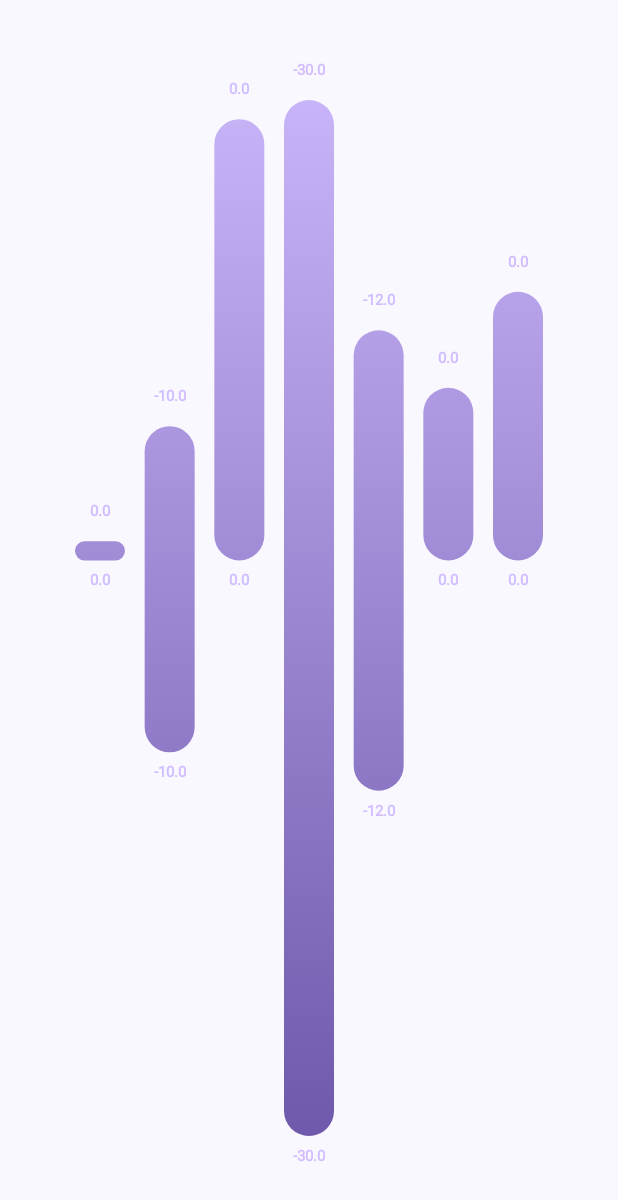
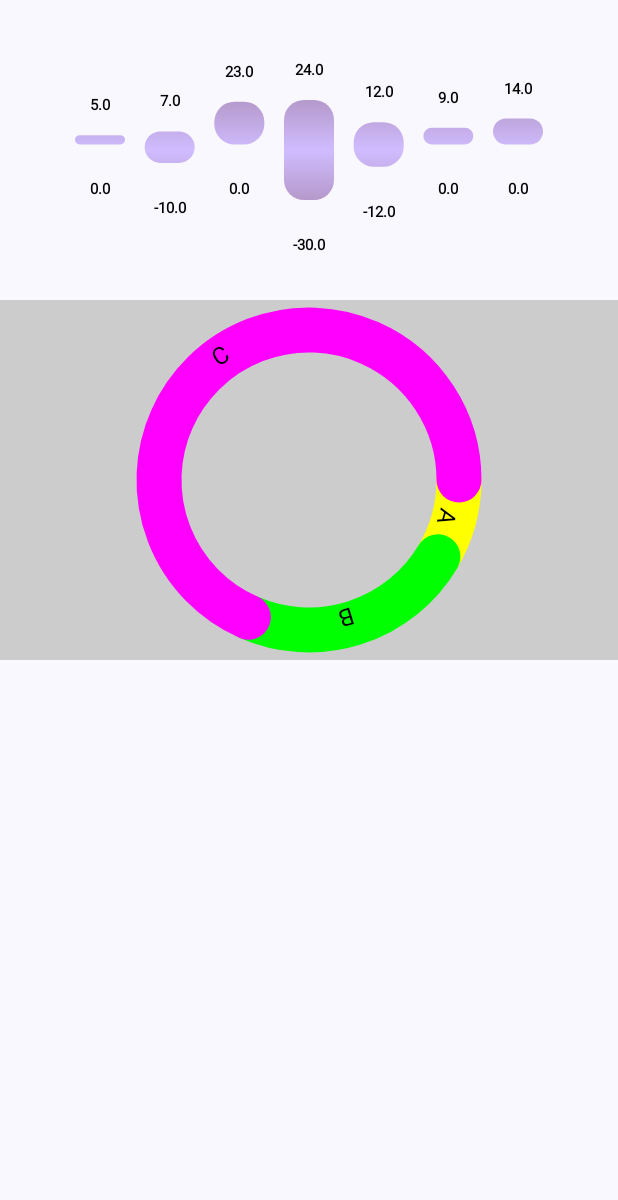
Before and after one commit to md0092651/PlotWizard, an Android app built with Jetpack Compose: the screen it shows after launch (MainActivity), on a phone screen of 412 x 824 dp. Shown: the top 1200 px of the screen. Run offline under Robolectric (Android 15) with nearby library versions, the phone set to English and light mode, and no system bars.

Commit message:
:construction: Added Pie chart

```diff
--- a/app/src/main/java/com/charts/sample/plotwizard/MainActivity.kt
+++ b/app/src/main/java/com/charts/sample/plotwizard/MainActivity.kt
@@ -3,18 +3,25 @@ package com.charts.sample.plotwizard
 import android.os.Bundle
 import androidx.activity.ComponentActivity
 import androidx.activity.compose.setContent
-import androidx.compose.animation.core.spring
-import androidx.compose.foundation.layout.fillMaxSize
+import androidx.compose.foundation.background
+import androidx.compose.foundation.layout.*
 import androidx.compose.material3.MaterialTheme
 import androidx.compose.material3.Surface
 import androidx.compose.material3.Text
 import androidx.compose.runtime.Composable
 import androidx.compose.ui.Modifier
+import androidx.compose.ui.graphics.Color
 import androidx.compose.ui.tooling.preview.Preview
+import androidx.compose.ui.unit.dp
+import com.charts.plotwizard.animation.AnimationType
+import com.charts.plotwizard.getMockRangeList
+import com.charts.plotwizard.chartstyle.ChartStyle
+import com.charts.plotwizard.getMockPieList
 import com.charts.plotwizard.ui.Chart
-import com.charts.plotwizard.animation.AnimationType
-import com.charts.plotwizard.chartdata.generateRandomHistogramList
+import com.charts.sample.plotwizard.ui.theme.Pink40
+import com.charts.sample.plotwizard.ui.theme.Pink80
 import com.charts.sample.plotwizard.ui.theme.PlotWizardTheme
+import com.charts.sample.plotwizard.ui.theme.Purple80
 
 class MainActivity : ComponentActivity() {
     override fun onCreate(savedInstanceState: Bundle?) {
@@ -22,8 +29,25 @@ class MainActivity : ComponentActivity() {
         setContent {
             PlotWizardTheme {
                 Surface(modifier = Modifier.fillMaxSize(), color = MaterialTheme.colorScheme.background) {
-                    Chart(chartListData = generateRandomHistogramList()
-                    , animationType = AnimationType.Bouncy( 10F))
+                    Column() {
+                        Column(modifier = Modifier.fillMaxWidth().height(200.dp)) {
+                            Chart(
+                                chartListData = getMockRangeList(),
+                                animationType = AnimationType.Bouncy(10F),
+                                chartStyle = ChartStyle.BarChartStyle(
+                                    chartBrush = listOf(Pink40, Purple80, Pink40),
+                                    barCornerRadius = 20F,
+                                    chartValueTextColor = Color.Black
+                                )
+                            )
+                        }
+                        Column(modifier = Modifier.fillMaxWidth().height(240.dp).background(color = Color.LightGray)) {
+                            Chart(
+                                chartListData = getMockPieList(),
+                                animationType = AnimationType.Linear(2000)
+                            )
+                        }
+                    }
                 }
             }
         }
--- a/plotwizard/build.gradle
+++ b/plotwizard/build.gradle
@@ -1,4 +1,4 @@
-apply plugin: 'maven-publish'
+//apply plugin: 'maven-publish'
 plugins {
     id 'com.android.library'
     id 'org.jetbrains.kotlin.android'
--- a/plotwizard/src/main/java/com/charts/plotwizard/TestData.kt
+++ b/plotwizard/src/main/java/com/charts/plotwizard/TestData.kt
@@ -1,8 +1,13 @@
-package com.charts.plotwizard.chartdata
+package com.charts.plotwizard
 
-fun generateRandomHistogramList(): List<ChartEntry.RangeBar> {
-    return listOf(
-        ChartEntry.RangeBar(0F, 1F),
+import androidx.compose.ui.graphics.Color
+import com.charts.plotwizard.chartdata.ChartEntry
+import com.charts.plotwizard.ui.theme.Pink80
+import com.charts.plotwizard.ui.theme.Purple80
+import com.charts.plotwizard.ui.theme.PurpleGrey80
+
+fun getMockRangeList() = listOf(
+    ChartEntry.RangeBar(0F, 5F),
     ChartEntry.RangeBar(-10F, 7F),
     ChartEntry.RangeBar(0F, 23F),
     ChartEntry.RangeBar(-30F, 24F),
@@ -10,4 +15,9 @@ fun generateRandomHistogramList(): List<ChartEntry.RangeBar> {
     ChartEntry.RangeBar(0F, 9F),
     ChartEntry.RangeBar(0F, 14F)
 )
-}
+
+fun getMockPieList()= listOf(
+    ChartEntry.PieChartEntry(10, "A", Color.Yellow),
+    ChartEntry.PieChartEntry(27, "B",Color.Green),
+    ChartEntry.PieChartEntry(80, "C",Color.Magenta),
+)
--- a/plotwizard/src/main/java/com/charts/plotwizard/chartdata/ChartData.kt
+++ b/plotwizard/src/main/java/com/charts/plotwizard/chartdata/ChartData.kt
@@ -3,14 +3,15 @@ package com.charts.plotwizard.chartdata
 import com.charts.plotwizard.chartstyle.ChartStyle
 import com.charts.plotwizard.charttype.ChartType
 
-internal class ChartData(val list: List<ChartEntry>,val chartStyle: ChartStyle) {
+internal class ChartData(val list: List<ChartEntry>, private val chartStyle: ChartStyle) {
 
     val numberOfBars = list.size
 
     internal fun getChartType(): ChartType {
         return when {
             list.all { it is ChartEntry.RangeBar } -> ChartType.RangeBar
-            else -> ChartType.RangeBar
+            list.all { it is ChartEntry.PieChartEntry } -> ChartType.Pie
+            else -> ChartType.Empty
         }
     }
 
@@ -18,7 +19,8 @@ internal class ChartData(val list: List<ChartEntry>,val chartStyle: ChartStyle)
         return if(chartStyle == ChartStyle.DefaultStyle()){
             when {
                 list.all { it is ChartEntry.RangeBar } -> ChartStyle.BarChartStyle()
-                else -> ChartStyle.DefaultStyle()
+                list.all { it is ChartEntry.PieChartEntry } -> ChartStyle.PieChartStyle()
+                else -> ChartStyle.BarChartStyle()
             }
         }else {
             chartStyle
--- a/plotwizard/src/main/java/com/charts/plotwizard/chartdata/ChartEntry.kt
+++ b/plotwizard/src/main/java/com/charts/plotwizard/chartdata/ChartEntry.kt
@@ -6,22 +6,16 @@ import com.charts.plotwizard.ui.theme.Purple40
 import com.charts.plotwizard.ui.theme.Purple80
 
 sealed class ChartEntry {
-
     data class RangeBar(
         val minimum: Float = 0F,
         val maximum: Float = 0F,
         val label: String = ""
     ) : ChartEntry()
 
-    data class ColourfulRangeBar(
-        val minimum: Float = 0F,
-        val maximum: Float = 0F,
-        val label: String = "",
-        val brush: List<Color> = listOf(Purple80, Purple40),
+    data class PieChartEntry(
+        val value: Int,
+        val label: String,
+        val color: Color = Purple80
     ) : ChartEntry()
 
-    data class PieChartEntry(
-        val label: String,
-        val value: Float
-    ) : ChartEntry()
 }
--- a/plotwizard/src/main/java/com/charts/plotwizard/chartstyle/ChartStyle.kt
+++ b/plotwizard/src/main/java/com/charts/plotwizard/chartstyle/ChartStyle.kt
@@ -1,6 +1,11 @@
 package com.charts.plotwizard.chartstyle
 
 import androidx.compose.ui.graphics.Color
+import androidx.compose.ui.graphics.StrokeCap
+import androidx.compose.ui.unit.Dp
+import androidx.compose.ui.unit.TextUnit
+import androidx.compose.ui.unit.dp
+import androidx.compose.ui.unit.sp
 import com.charts.plotwizard.animation.AnimationType
 import com.charts.plotwizard.ui.theme.Purple40
 import com.charts.plotwizard.ui.theme.Purple80
@@ -9,24 +14,42 @@ import com.charts.plotwizard.ui.theme.Purple80
 sealed class ChartStyle{
 
     data class BarChartStyle(
+        val barThickness :Int = 50,
+        val padding : Float = 100F,
+        val barCornerRadius:Float = 25f,
         val xAxisLineColor: Color = Color.Black,
         val yAxisLineColor: Color = Color.Black,
         val xAxisLabelColor: Color = Color.Black,
         val yAxisLabelColor: Color = Color.Black,
         val xLabel :String = "",
         val yLabel :String = "",
+        val chartValueTextSize: Dp = 10.dp,
+        val chartValueTextColor: Color = Purple80,
         val chartBrush: List<Color> = listOf(Purple80, Purple40),
         val generateRandomColor:Boolean = false,
         val hideXYLine:Boolean = false
     ): ChartStyle()
 
+    data class PieChartStyle(
+        val chartSize:Dp = 200.dp,
+        val startAngle:Float = 0F,
+        val strokeWidth:Dp = 30.dp,
+        val strokeCap: StrokeCap = StrokeCap.Round,
+        val textSize: TextUnit = 16.sp
+    ):ChartStyle()
+
     data class DefaultStyle(
+        val barThickness :Int = 50,
+        val padding : Float = 100F,
+        val barCornerRadius:Float = 25f,
         val xAxisLineColor: Color = Color.Black,
         val yAxisLineColor: Color = Color.Black,
         val xAxisLabelColor: Color = Color.Black,
         val yAxisLabelColor: Color = Color.Black,
         val xLabel :String = "",
         val yLabel :String = "",
+        val chartValueTextSize: Dp = 10.dp,
+        val chartValueTextColor: Color = Purple80,
         val chartBrush: List<Color> = listOf(Purple80, Purple40),
         val generateRandomColor:Boolean = false,
         val hideXYLine:Boolean = false
--- a/plotwizard/src/main/java/com/charts/plotwizard/charttype/ChartType.kt
+++ b/plotwizard/src/main/java/com/charts/plotwizard/charttype/ChartType.kt
@@ -2,11 +2,6 @@ package com.charts.plotwizard.charttype
 
 sealed class ChartType {
     object Pie : ChartType()
-    object VerticalBar : ChartType()
-    object HorizontalBar : ChartType()
     object RangeBar : ChartType()
-    object Donut : ChartType()
-    object Pyramid : ChartType()
-    object Spiral : ChartType()
     object Empty:ChartType()
 }
--- a/plotwizard/src/main/java/com/charts/plotwizard/ui/Chart.kt
+++ b/plotwizard/src/main/java/com/charts/plotwizard/ui/Chart.kt
@@ -29,10 +29,13 @@ fun Chart(
 ) {
     val chartData = remember { ChartData(chartListData,chartStyle) }
     when(chartData.getChartType()){
-        ChartType.RangeBar-> RangeChart(data = chartData, modifier = modifier,animationType)
+        ChartType.RangeBar-> RangeChart(data = chartData, modifier = modifier, animationType = animationType)
+        ChartType.Pie-> PieChart(data = chartData, modifier = modifier,animationType = animationType)
         else -> Unit
     }
 }
+
+
 
 interface ChartPainter {
     fun drawPoint(
--- /dev/null
+++ b/plotwizard/src/main/java/com/charts/plotwizard/ui/PieChart.kt
@@ -0,0 +1,83 @@
+package com.charts.plotwizard.ui
+
+import android.graphics.Paint
+import android.graphics.Path
+import androidx.compose.animation.core.Animatable
+import androidx.compose.foundation.Canvas
+import androidx.compose.foundation.layout.Box
+import androidx.compose.foundation.layout.fillMaxSize
+import androidx.compose.foundation.layout.padding
+import androidx.compose.foundation.layout.size
+import androidx.compose.runtime.Composable
+import androidx.compose.runtime.LaunchedEffect
+import androidx.compose.runtime.remember
+import androidx.compose.ui.Alignment
+import androidx.compose.ui.Modifier
+import androidx.compose.ui.graphics.drawscope.Stroke
+import androidx.compose.ui.graphics.drawscope.drawIntoCanvas
+import androidx.compose.ui.graphics.nativeCanvas
+import androidx.compose.ui.unit.dp
+import com.charts.plotwizard.animation.AnimationType
+import com.charts.plotwizard.chartdata.ChartData
+import com.charts.plotwizard.chartdata.ChartEntry
+import com.charts.plotwizard.chartstyle.ChartStyle
+
+@Composable
+internal fun PieChart(data: ChartData, modifier: Modifier, animationType: AnimationType) {
+    val chartStyle = remember { data.getChartStyle() as ChartStyle.PieChartStyle }
+    Box(
+        modifier = modifier
+            .fillMaxSize()
+            .padding(20.dp),
+        contentAlignment = Alignment.Center
+    ) {
+        val animateProgress = remember { Animatable(if (animationType == AnimationType.None) 1f else 0F) }
+
+        LaunchedEffect(
+            key1 = data,
+            block = { animateProgress.animateTo(1F, animationType.animation) }
+        )
+
+        Canvas(
+            modifier = Modifier.size(chartStyle.chartSize),
+        ) {
+            var startAngle = chartStyle.startAngle
+            val total = data.list.sumOf { (it as ChartEntry.PieChartEntry).value }
+            data.list.forEach { chartEntry ->
+                val entryValue = (chartEntry as ChartEntry.PieChartEntry).value
+                val sweepAngle = (360 * entryValue.toFloat() / total.toFloat()) * animateProgress.value
+                drawArc(
+                    color = chartEntry.color,
+                    startAngle = startAngle,
+                    sweepAngle = sweepAngle,
+                    useCenter = false,
+                    style = Stroke(
+                        width = chartStyle.strokeWidth.toPx(),
+                        cap = chartStyle.strokeCap
+                    )
+                )
+                drawContext.canvas.nativeCanvas.apply {
+                    drawIntoCanvas {
+                        val textPadding = 8.dp.toPx()
+                        val arcHeight = size.height - (chartStyle.strokeWidth / 2).value
+                        val arcWidth = size.width - (chartStyle.strokeWidth / 2).value
+                        val path = Path().apply {
+                            addArc(0f, textPadding, arcWidth, arcHeight, startAngle, sweepAngle)
+                        }
+                        drawTextOnPath(
+                            chartEntry.label,
+                            path,
+                            0f,
+                            0f,
+                            Paint().apply {
+                                textSize = chartStyle.textSize.toPx()
+                                textAlign = Paint.Align.CENTER
+                            }
+                        )
+                    }
+                }
+                startAngle += sweepAngle
+            }
+        }
+    }
+}
--- a/plotwizard/src/main/java/com/charts/plotwizard/ui/RangeChart.kt
+++ b/plotwizard/src/main/java/com/charts/plotwizard/ui/RangeChart.kt
@@ -19,7 +19,7 @@ import androidx.compose.ui.graphics.toArgb
 import androidx.compose.ui.unit.dp
 import com.charts.plotwizard.animation.AnimationType
 import com.charts.plotwizard.chartdata.ChartData
-import com.charts.plotwizard.ui.theme.Purple40
+import com.charts.plotwizard.chartstyle.ChartStyle
 import com.charts.plotwizard.ui.theme.Purple80
 import kotlin.math.abs
 
@@ -30,6 +30,10 @@ internal fun RangeChart(
     animationType: AnimationType
 ) {
     Box(modifier = modifier.fillMaxSize()) {
+
+        val chartStyle = remember {
+            data.getChartStyle() as ChartStyle.BarChartStyle
+        }
 
         val animateProgress = remember {
             if (animationType == AnimationType.None) {
@@ -48,12 +52,12 @@ internal fun RangeChart(
         ) {
             val canvasWidth = size.width
             val canvasHeight = size.height
-            val padding = 100F
+            val padding = chartStyle.padding
 
             val xIncrement = (canvasWidth - 2 * padding) / (data.numberOfBars - 1)
             val yIncrement = ((canvasHeight - 2 * padding) / (abs(data.getMinimumValue()) + abs(data.getHighestValue()))) * animateProgress.value
 
-            val referenceBarThickness = 50
+            val referenceBarThickness = chartStyle.barThickness
 
             for (i in 0 until data.numberOfBars) {
 
@@ -62,23 +66,16 @@ internal fun RangeChart(
 
                 val h = (yUpper - yLower) * animateProgress.value
                 val w = referenceBarThickness.toFloat()
-                val brush = Brush.verticalGradient(
-                    listOf(
-                        Purple80,
-                        Purple40
-                    )
-                )
-
+                val brush = Brush.verticalGradient(chartStyle.chartBrush)
 
                 drawRoundRect(
                     brush = brush,
-                    //color = Color.Red,
                     topLeft = Offset(
                         x = (padding + i * xIncrement) - referenceBarThickness / 2, y = padding + yIncrement * (data.getHighestValue() - data
                             .getLowestValueAtIndex(i))
                     ),
                     size = Size(height = h, width = w),
-                    cornerRadius = CornerRadius(x = 25f, y = 25f),
+                    cornerRadius = CornerRadius(x = chartStyle.barCornerRadius, y = chartStyle.barCornerRadius),
                 )
 
                 drawContext.canvas.nativeCanvas.apply {
@@ -86,11 +83,11 @@ internal fun RangeChart(
                         drawText(
                             data.getLowestValueAtIndex(i).toString(),
                             (padding + i * xIncrement),
-                            yLower + referenceBarThickness / 2,
+                            yLower + referenceBarThickness,
                             Paint().apply {
-                                textSize = 10.dp.toPx()
+                                textSize = chartStyle.chartValueTextSize.toPx()
                                 textAlign = Paint.Align.CENTER
-                                color = Purple80.toArgb()
+                                color = chartStyle.chartValueTextColor.toArgb()
                                 isFakeBoldText = true
                             }
                         )
@@ -98,13 +95,13 @@ internal fun RangeChart(
 
                     drawIntoCanvas {
                         drawText(
-                            data.getLowestValueAtIndex(i).toString(),
+                            data.getHighestValueAtIndex(i).toString(),
                             (padding + i * xIncrement),
                             yUpper - referenceBarThickness / 2,
                             Paint().apply {
-                                textSize = 10.dp.toPx()
+                                textSize = chartStyle.chartValueTextSize.toPx()
                                 textAlign = Paint.Align.CENTER
-                                color = Purple80.toArgb()
+                                color = chartStyle.chartValueTextColor.toArgb()
                                 isFakeBoldText = true
                             }
                         )
```
Lines whose indentation alone changed are shown as unchanged.
